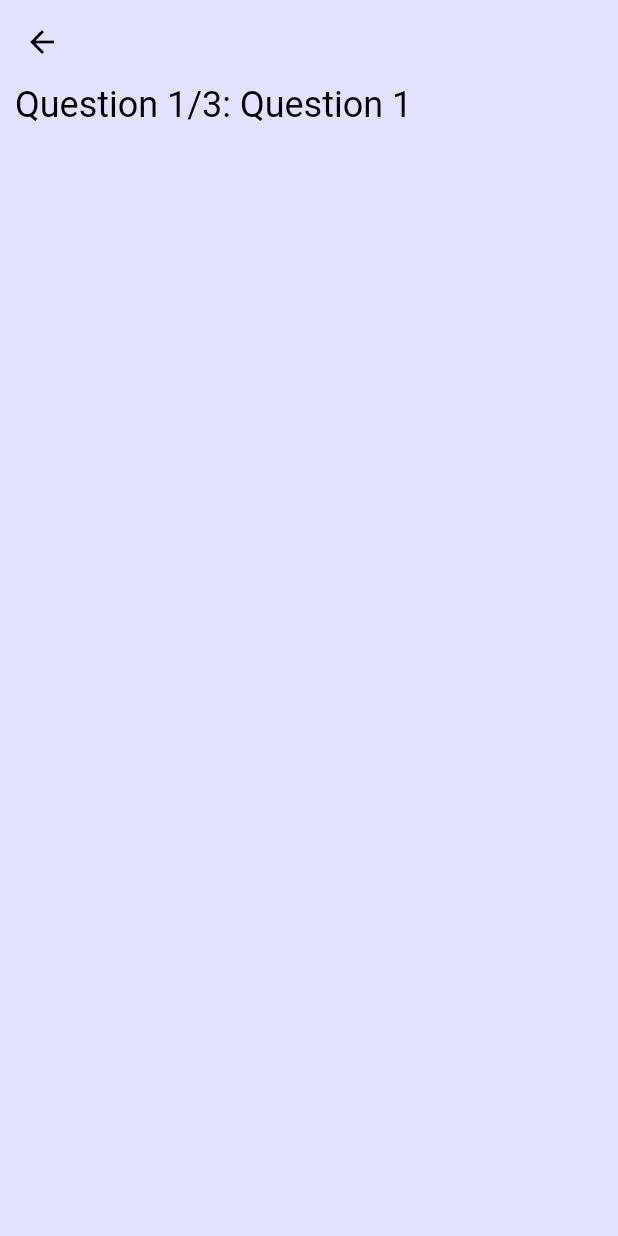
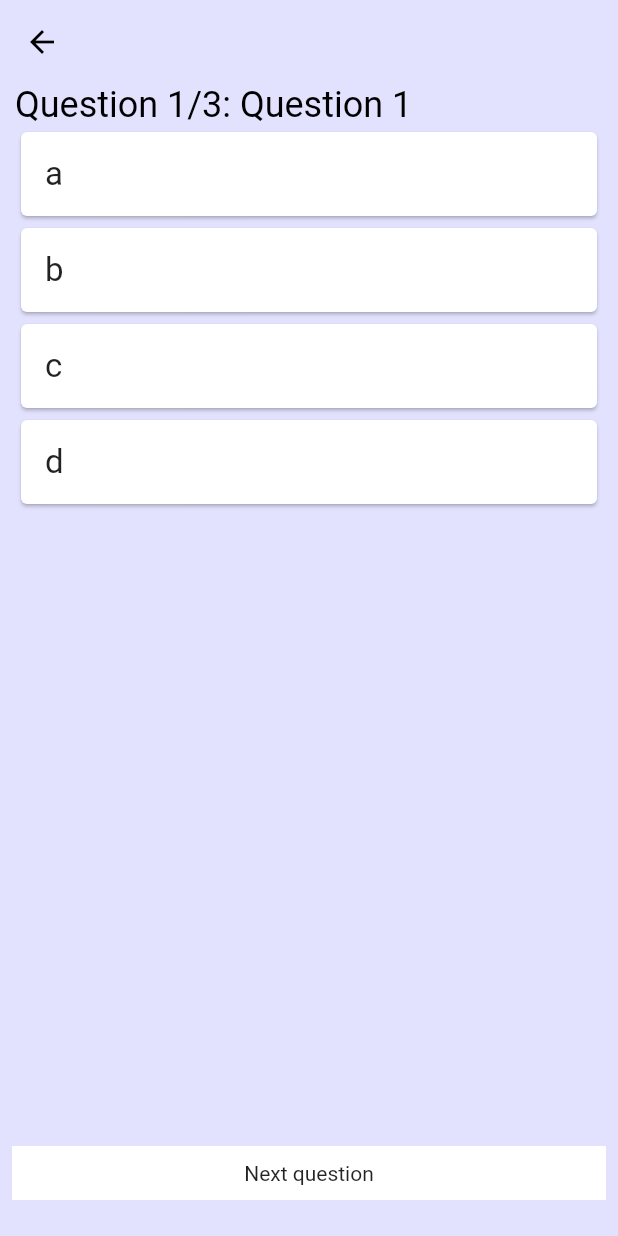
Before and after one commit to lukalesic/quizapp, a Flutter app: the QuizScreen screen opened directly, on a phone screen of 412 x 824 dp. Run offline on Flutter 3.47's test engine with Material 2 defaults, Android fonts, the phone set to English and light mode, and no system bars; our stand-ins replace cloud_firestore, firebase_core, google_fonts; accounts and stored records are empty.

Commit message:
created answer card

```diff
--- a/lib/screens/quizscreen.dart
+++ b/lib/screens/quizscreen.dart
@@ -1,7 +1,10 @@
 import 'package:flutter/material.dart';
 import 'package:quizapp/style/appstyle.dart';
 import 'package:quizapp/models/questions_model.dart';
+import 'package:quizapp/widgets/next_question_button.dart';
 import 'package:quizapp/widgets/question_widget.dart';
+import 'package:quizapp/widgets/next_question_button.dart';
+import 'package:quizapp/widgets/option_card.dart';
 
 class QuizScreen extends StatefulWidget {
   const QuizScreen({super.key});
@@ -22,6 +25,16 @@ class _QuizScreenState extends State<QuizScreen> {
 //index for looping through questions
 int index = 0;
 
+void nextQuestion(){
+  setState(() {
+    if(index== _questions.length - 1){
+      return;
+      }
+      else {
+    index++; //
+      }
+  });
+}
 
   @override
   Widget build(BuildContext context) {
@@ -41,10 +54,20 @@ int index = 0;
               indexAction: index,
                question: _questions[index].title,
                 totalQuestions: _questions.length
-                )
+                ),
+           for(int i = 0; i<_questions[index].answers.length; i++)
+           OptionCard(option: _questions[index].answers.keys.toList()[i]),
           ],
         )
       ),
+
+      floatingActionButton: Padding(
+        padding: const EdgeInsets.all(8.0),
+        child: NextButton(
+          nextQuestion: nextQuestion,
+        ),
+      ),
+      floatingActionButtonLocation: FloatingActionButtonLocation.centerFloat,
     );
 
   }
--- /dev/null
+++ b/lib/widgets/next_question_button.dart
@@ -0,0 +1,23 @@
+import 'package:flutter/material.dart';
+
+class NextButton extends StatelessWidget {
+  const NextButton({super.key, required this.nextQuestion});
+  final VoidCallback nextQuestion;
+  @override
+  Widget build(BuildContext context) {
+    return GestureDetector(
+      onTap: nextQuestion,
+      child: Container(
+        width: double.infinity,
+        decoration: BoxDecoration(
+          color: Colors.white,
+        ),
+        padding: const EdgeInsets.symmetric(vertical: 10.0),
+        child: const Text(
+          'Next question',
+         textAlign: TextAlign.center,
+        ),
+      ),
+    );
+  }
+}
--- /dev/null
+++ b/lib/widgets/option_card.dart
@@ -0,0 +1,16 @@
+import 'package:flutter/material.dart';
+
+class OptionCard extends StatelessWidget {
+  const OptionCard({super.key, required this.option});
+  final String option;
+  @override
+  Widget build(BuildContext context) {
+    return Card(
+      child: ListTile(
+        title: Text(option, style: TextStyle(
+          fontSize: 22.0,
+        )),
+      )
+    );
+  }
+}
--- a/lib/widgets/quiz_card.dart
+++ b/lib/widgets/quiz_card.dart
@@ -1,6 +1,6 @@
 import 'package:cloud_firestore/cloud_firestore.dart';
 import 'package:flutter/material.dart';
-
+import '../widgets/option_card.dart';
 import '../style/appstyle.dart';
 
 Widget quizCard(Function()? onTap, QueryDocumentSnapshot doc){
```
